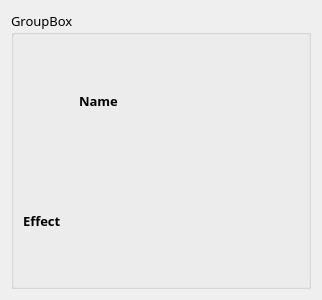
Above: Profile/ui/bracelet_widget.ui from Wseop/Qt_LoaTools before the change. Below: the same form after it.
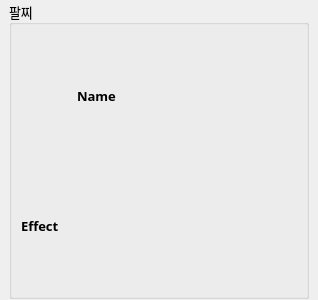
That is the form after the change.

Diff of the .ui file:
```diff
--- a/Profile/ui/bracelet_widget.ui
+++ b/Profile/ui/bracelet_widget.ui
@@ -19,7 +19,22 @@
   <property name="windowTitle">
    <string>Form</string>
   </property>
-  <layout class="QVBoxLayout" name="verticalLayout">
+  <layout class="QHBoxLayout" name="horizontalLayout_2">
+   <property name="spacing">
+    <number>1</number>
+   </property>
+   <property name="leftMargin">
+    <number>1</number>
+   </property>
+   <property name="topMargin">
+    <number>1</number>
+   </property>
+   <property name="rightMargin">
+    <number>1</number>
+   </property>
+   <property name="bottomMargin">
+    <number>1</number>
+   </property>
    <item>
     <widget class="QGroupBox" name="groupBracelet">
      <property name="minimumSize">
@@ -41,7 +56,7 @@
       </font>
      </property>
      <property name="title">
-      <string>GroupBox</string>
+      <string>팔찌</string>
      </property>
      <layout class="QVBoxLayout" name="verticalLayout_2">
       <item>
```
